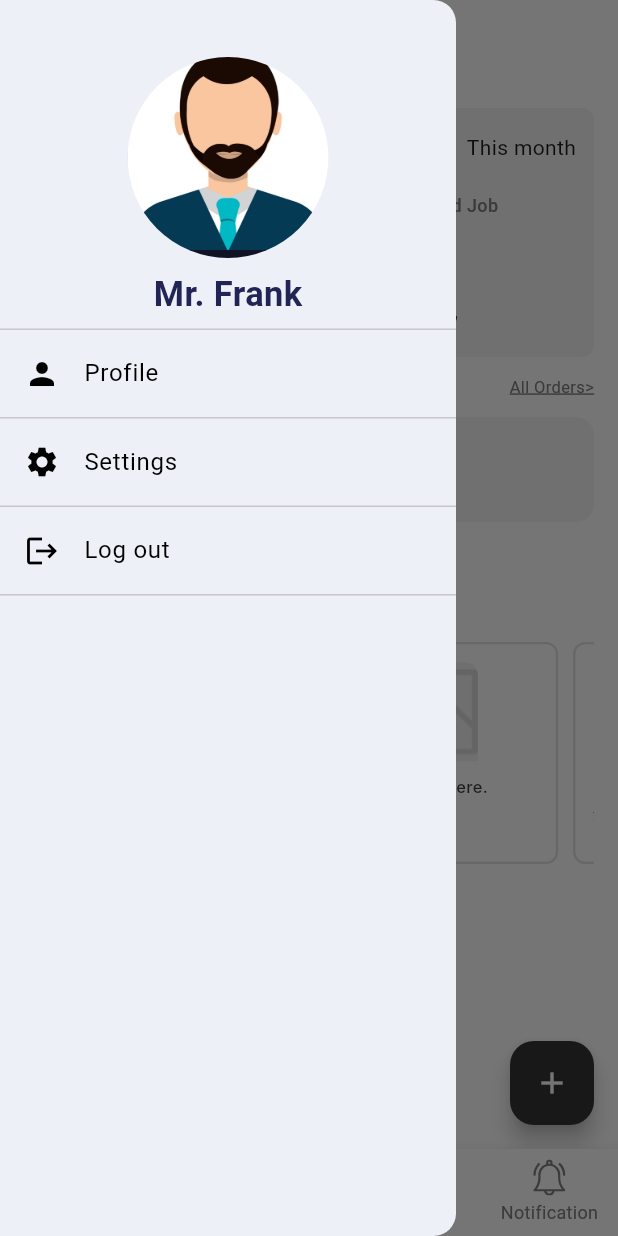
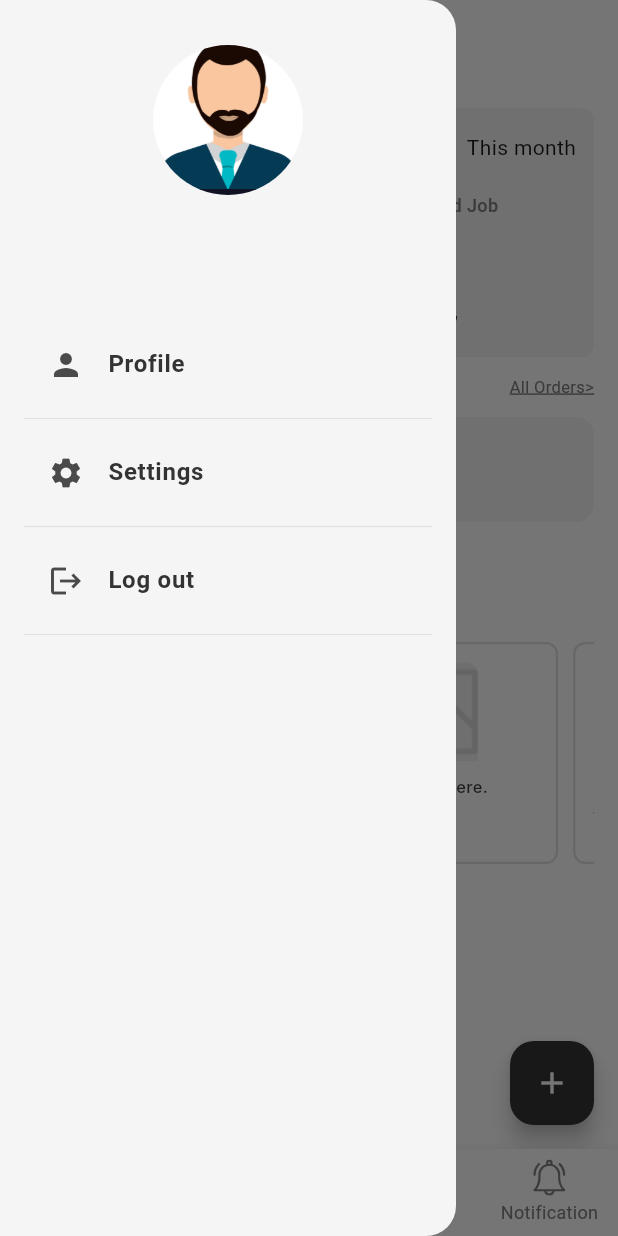
Before and after one commit to moury12/_upai, a Flutter app: the DefaultScreen screen opened by its route, item 2 of the bottom bar chosen, in the side drawer, after a tap on "Service Title is here.", on a phone screen of 412 x 824 dp. Run offline on Flutter 3.47's test engine with Material 3 defaults, Android fonts, the phone set to English and light mode, and no system bars; our stand-ins replace cached_network_image, cloud_firestore, connectivity_plus, emoji_picker_flutter, file_picker, firebase_core and 12 more; accounts and stored records are empty; network calls fail; Roboto replaces fonts that are missing (Inter); statements that could not run were skipped; key blocks and very long unbroken strings in the code were emptied for the run.

Commit message:
- 10-8-24

```diff
--- a/lib/core/utils/app_colors.dart
+++ b/lib/core/utils/app_colors.dart
@@ -15,7 +15,7 @@ class AppColors {
 
   static get hintColor => const Color(0xffA4A9AF);
 
-  static get iconColor => const Color(0xff7C8592);
+  //static get iconColor => const Color(0xff7C8592);
 
   static get colorFB => const Color(0xff3B5998);
 
@@ -75,5 +75,13 @@ class AppColors {
   static get strokeColor2 =>const  Color(0xFFEDF1F7);
   static get textFieldBackGround =>const  Color(0xFFF3F3F3);
   static get messageIndicatorColor =>const  Color(0xFF080A12);
+
+
   /////////////////
+
+  static const Color backgroundLight = Color(0xFFF5F5F5); // Light background for the drawer
+  static const Color primaryTextColor = Color(0xFF333333); // Darker text for primary content
+  static const Color secondaryTextColor = Color(0xFF666666); // Slightly lighter text for secondary content
+  static const Color iconColor = Color(0xFF4A4A4A); // Standard color for icons
+  static const Color dividerColor = Color(0xFFE0E0E0); // Light color for dividers
 }
--- a/lib/core/utils/custom_text_style.dart
+++ b/lib/core/utils/custom_text_style.dart
@@ -10,6 +10,11 @@ class AppTextStyle {
 
 
   //styles for upai
+  static get appBarTitle => TextStyle(
+    fontSize: 18,
+    fontWeight: FontWeight.w600,
+    color: AppColors.colorBlack,
+  );
   static get titleText => TextStyle(
 
     fontSize:14,
--- a/lib/main.dart
+++ b/lib/main.dart
@@ -10,8 +10,8 @@ import 'package:upai/domain/services/checkInternet.dart';
 
 import 'package:upai/firebase_options.dart';
 import 'package:upai/presentation/ChatScreen/chat_screen.dart';
-import 'package:upai/presentation/Explore/explore_top_sevices_page.dart';
-import 'package:upai/presentation/Explore/explore_top_sevices_page.dart';
+import 'package:upai/presentation/Explore/service_list_screen.dart';
+import 'package:upai/presentation/Explore/service_list_screen.dart';
 import 'package:upai/presentation/HomeScreen/category_list_screen.dart';
 import 'package:upai/presentation/HomeScreen/category_list_screen.dart';
 import 'package:upai/presentation/Inbox/controller/inbox_screen_controller.dart';
@@ -76,7 +76,7 @@ class MyApp extends StatelessWidget {
         GetPage(name: '/login', page: () =>  const LoginScreen()),
         GetPage(name: '/profile', page: () =>  const ProfileScreen()),
         GetPage(name: ReviewScreen.routeName, page: () =>  const ReviewScreen()),
-        GetPage(name: ExploreTopSevicesPage.routeName, page: () =>  const ExploreTopSevicesPage()),
+        GetPage(name: ServiceListScreen.routeName, page: () =>  const ServiceListScreen()),
         GetPage(name: CategoryListScreen.routeName, page: () =>  const CategoryListScreen()),
       ],
       // initialBinding: BindingsBuilder(() {
--- a/lib/presentation/HomeScreen/home_screen.dart
+++ b/lib/presentation/HomeScreen/home_screen.dart
@@ -7,7 +7,7 @@ import 'package:upai/Model/offer_list_model.dart';
 import 'package:upai/TestData/category_data.dart';
 import 'package:upai/core/utils/app_colors.dart';
 import 'package:upai/core/utils/custom_text_style.dart';
-import 'package:upai/presentation/Explore/explore_top_sevices_page.dart';
+import 'package:upai/presentation/Explore/service_list_screen.dart';
 import 'package:upai/presentation/HomeScreen/category_list_screen.dart';
 import 'package:upai/presentation/HomeScreen/controller/home_screen_controller.dart';
 import 'package:upai/widgets/custom_drawer.dart';
@@ -149,7 +149,7 @@ class _HomeScreenState extends State<HomeScreen> {
                             style: AppTextStyle.titleText),
                         GestureDetector(
                           onTap: () {
-                            Get.toNamed(ExploreTopSevicesPage.routeName);
+                            Get.toNamed(ServiceListScreen.routeName);
                           },
                           child: Padding(
                             padding: const EdgeInsets.symmetric(vertical: 12.0),
--- a/lib/presentation/deafult_screen.dart
+++ b/lib/presentation/deafult_screen.dart
@@ -56,12 +56,12 @@ Navigator.pop(context);
             title: Obx(() {
               return Text(
                 ctrl.appBarTitle.value,
-                style: AppTextStyle.bodyTitle700,
+                style: AppTextStyle.appBarTitle,
               );
             }),
             centerTitle: true,
           ),
-          drawer: const CustomDrawer(),
+          drawer:  CustomDrawer(userInfo: ctrl.userData,),
           body:  ctrl.screensForClient[ctrl.selectedIndex.value],
           bottomNavigationBar: BottomNavigationBar(
             backgroundColor: Colors.white,
--- a/lib/presentation/default_controller.dart
+++ b/lib/presentation/default_controller.dart
@@ -6,6 +6,7 @@ import 'package:flutter/services.dart';
 import 'package:get/get.dart';
 import 'package:get/get_rx/get_rx.dart';
 import 'package:hive/hive.dart';
+import 'package:upai/Model/user_info_model.dart';
 import 'package:upai/core/utils/app_colors.dart';
 import 'package:upai/data/api/firebase_apis.dart';
 import 'package:upai/presentation/Explore/explore_screen.dart';
@@ -16,6 +17,7 @@ import 'package:upai/presentation/Profile/profile_screen.dart';
 import 'package:upai/presentation/notification/notificaton_screen.dart';
 class DefaultController extends GetxController
 {
+  late UserInfoModel userData;
   final box = Hive.box("userInfo");
  // String userType="";
   @override
@@ -25,6 +27,8 @@ class DefaultController extends GetxController
     // var userJsonString = box.get('user');
     // Map<String,dynamic> data = json.decode(userJsonString.toString());
    // userType = data['user_type'].toString();
+    userData = userInfoModelFromJson(box.get('user'));
+
 
     //for updating user active status according to lifecycle events
     //resume -- active or online
@@ -56,12 +60,12 @@ class DefaultController extends GetxController
     const NotificatonScreen(),
     const ProfileScreen()
   ];
-  final List<Widget> screensForServiceProvider = [
-    const HomeScreen2(),
-    const InboxScreen(),
-     ExploreScreen(),
-    // const ProfileScreen()
-  ];
+  // final List<Widget> screensForServiceProvider = [
+  //   const HomeScreen2(),
+  //   const InboxScreen(),
+  //    ExploreScreen(),
+  //   // const ProfileScreen()
+  // ];
   var selectedColor = Colors.black;
   RxInt selectedIndex = 0.obs;
   var unselected = AppColors.appTextColorGrey;
--- a/lib/widgets/custom_drawer.dart
+++ b/lib/widgets/custom_drawer.dart
@@ -1,6 +1,7 @@
 import 'package:flutter/material.dart';
 import 'package:get/get.dart';
 import 'package:hive/hive.dart';
+import 'package:upai/Model/user_info_model.dart';
 import 'package:upai/core/utils/app_colors.dart';
 import 'package:upai/core/utils/custom_text_style.dart';
 
@@ -8,7 +9,8 @@ import '../core/utils/image_path.dart';
 import '../data/api/firebase_apis.dart';
 
 class CustomDrawer extends StatefulWidget {
-  const CustomDrawer({super.key});
+  const CustomDrawer({super.key, required this.userInfo});
+  final UserInfoModel userInfo;
 
   @override
   State<CustomDrawer> createState() => _CustomDrawerState();
@@ -19,90 +21,67 @@ class _CustomDrawerState extends State<CustomDrawer> {
   Widget build(BuildContext context) {
     return SafeArea(
       child: Drawer(
-        backgroundColor:AppColors.strokeColor2,
+        backgroundColor: AppColors.backgroundLight,
         shape: const RoundedRectangleBorder(
           borderRadius: BorderRadius.only(
-              bottomRight: Radius.circular(15), topRight: Radius.circular(15)),
+            bottomRight: Radius.circular(20),
+            topRight: Radius.circular(20),
+          ),
         ),
         child: SingleChildScrollView(
-          child: Container(
-            decoration: const BoxDecoration(
-
+          child: Padding(
+            padding: const EdgeInsets.symmetric(vertical: 30, horizontal: 16),
+            child: Column(
+              crossAxisAlignment: CrossAxisAlignment.start,
+              children: [
+                Center(
+                  child: CircleAvatar(
+                    radius: 50,
+                    backgroundImage: AssetImage(ImageConstant.senderImg),
+                    backgroundColor: Colors.grey.shade200,
                   ),
-            child: Column(
-
-
-              children: [
-                const SizedBox(
-
-                  height: 30,
                 ),
-                SizedBox(
-                    height: 150,
-                    width: 150,
-                    child:  Padding(
-                      padding: EdgeInsets.all(8.0),
-                      child: CircleAvatar(
-
-                        backgroundImage: AssetImage(ImageConstant.senderImg),
-                      )
-                    )
-                ),
-                Text("Mr. Frank",style: AppTextStyle.bodyLarge700,),
-               // Text("User Type : Buyer",style: AppTextStyle.titleText,),
-                const SizedBox(height: 5,),
-                const Divider(
-                  height: 3,
-                ),
-                InkWell(
-                  onTap: (){
-                    Get.toNamed('/profile');
-
-                  },
-                  child: const ListTile(
-                    leading: Icon(
-                      Icons.person,
-                      color: Colors.black,
-                    ),
-                    title: Text(
-                      'Profile',
-                      style: TextStyle(color: Colors.black),
+                const SizedBox(height: 15),
+                Center(
+                  child: Text(
+                    widget.userInfo.name.toString(),
+                    style: AppTextStyle.bodyLarge700.copyWith(
+                      fontSize: 20.0,
+                      color: AppColors.primaryTextColor,
                     ),
                   ),
                 ),
-                const Divider(
-                  height: 3,
-                ),
-                const ListTile(
-                  leading: Icon(Icons.settings, color: Colors.black),
-                  title: Text(
-                    'Settings',
-                    style: TextStyle(color: Colors.black),
+                Center(
+                  child: Text(
+                  widget.userInfo.userId.toString(),
+                    style: AppTextStyle.titleText.copyWith(
+                      fontSize: 14.0,
+                      color: AppColors.secondaryTextColor,
                     ),
                   ),
-                const Divider(
-                  height: 3,
                 ),
-                InkWell(
+                const SizedBox(height: 20),
+                _buildMenuOption(
+                  icon: Icons.person,
+                  label: 'Profile',
+                  onTap: () => Get.toNamed('/profile'),
+                ),
+                _buildMenuOption(
+                  icon: Icons.settings,
+                  label: 'Settings',
+                  onTap: () {},
+                ),
+                _buildMenuOption(
+                  icon: Icons.logout,
+                  label: 'Log out',
                   onTap: () async {
-                  final box =  Hive.box('userInfo');
+                    final box = Hive.box('userInfo');
                     await box.delete("user");
                     print("Data deleted");
                     FirebaseAPIs.updateActiveStatus(false);
                     Get.offAllNamed('/login');
                   },
-                  child: const ListTile(
-                    leading: Icon(Icons.logout, color: Colors.black),
-                    title: Text(
-                      'Log out',
-                      style: TextStyle(color: Colors.black),
                 ),
-                  ),
-                ),
-                const Divider(
-                  height: 3,
-                ),
-
               ],
             ),
           ),
@@ -110,4 +89,28 @@ class _CustomDrawerState extends State<CustomDrawer> {
       ),
     );
   }
+
+  Widget _buildMenuOption({required IconData icon, required String label, required VoidCallback onTap}) {
+    return Column(
+      children: [
+        InkWell(
+          onTap: onTap,
+          child: ListTile(
+            leading: Icon(icon, color: AppColors.iconColor),
+            title: Text(
+              label,
+              style: TextStyle(
+                color: AppColors.primaryTextColor,
+                fontWeight: FontWeight.w600,
+              ),
+            ),
+          ),
+        ),
+        Divider(
+          color: AppColors.dividerColor,
+          thickness: 0.8,
+        ),
+      ],
+    );
   }
+}
```
Also changed, not shown: lib/presentation/Explore/explore_screen.dart (+79 -79 lines), lib/presentation/Explore/service_list_screen.dart (renamed from lib/presentation/Explore/explore_top_sevices_page.dart, +6 -5 lines), lib/presentation/HomeScreen/controller/home_screen_controller.dart (+9 -6 lines), lib/presentation/ServiceDetails/service_details.dart (+27 -27 lines). Lines whose indentation alone changed are shown as unchanged.
